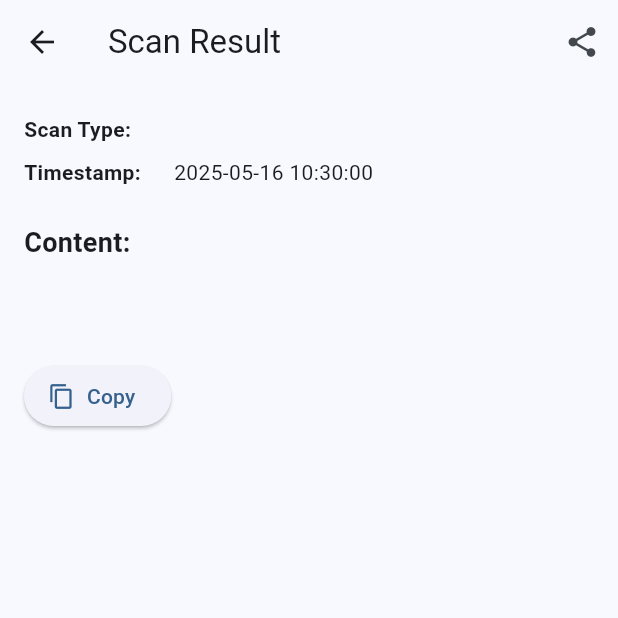
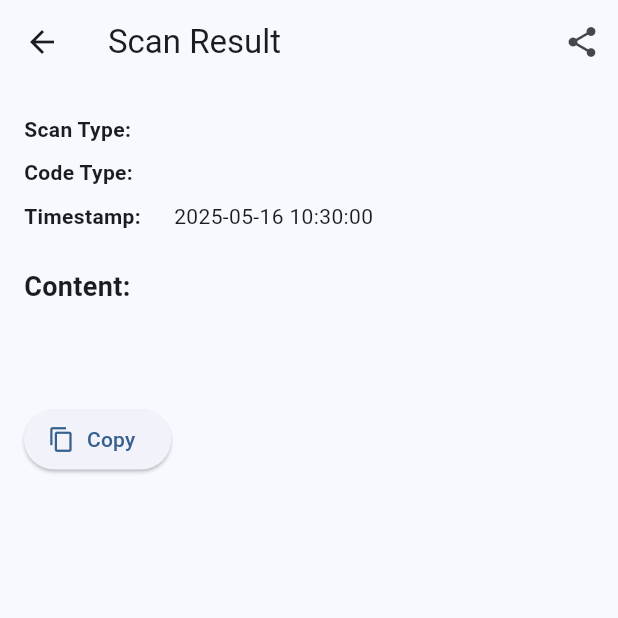
Before and after one commit to bilalparray/qr_scanner_generator, a Flutter app: the ScanResultScreen screen opened directly with empty values, on a phone screen of 412 x 824 dp, the top half of it. Run offline on Flutter 3.47's test engine with Material 3 defaults, Android fonts, the phone set to English and light mode, and no system bars; our stand-ins replace barcode_widget, flutter_contacts, flutter_dotenv, hive, hive_flutter, image_picker and 4 more; missing offline and left inert: add_2_calendar, google_mlkit_barcode_scanning, mobile_scanner, wifi_iot; accounts and stored records are empty.

Commit message:
scan modifed showing type of qr also

```diff
--- a/lib/screens/scan_result_screen.dart
+++ b/lib/screens/scan_result_screen.dart
@@ -13,12 +13,14 @@ import 'package:intl/intl.dart';
 class ScanResultScreen extends StatelessWidget {
   final String content;
   final String format;
+  final String type;
   final DateTime timestamp;
 
   const ScanResultScreen({
     super.key,
     required this.content,
     required this.format,
+    required this.type,
     required this.timestamp,
   });
 
@@ -346,7 +348,9 @@ class ScanResultScreen extends StatelessWidget {
         actions: [
           IconButton(
             icon: const Icon(Icons.share),
-            onPressed: () => Share.share(content),
+            onPressed: () => SharePlus.instance.share(ShareParams(
+              text: content,
+            )),
           ),
         ],
       ),
@@ -355,9 +359,18 @@ class ScanResultScreen extends StatelessWidget {
         child: Column(
           crossAxisAlignment: CrossAxisAlignment.start,
           children: [
-            _buildInfoRow('Scan Type', format),
-            _buildInfoRow('Timestamp',
-                DateFormat('yyyy-MM-dd HH:mm:ss').format(timestamp)),
+            _buildInfoRow(
+              'Scan Type',
+              format,
+            ),
+            _buildInfoRow(
+              'Code Type',
+              type,
+            ),
+            _buildInfoRow(
+              'Timestamp',
+              DateFormat('yyyy-MM-dd HH:mm:ss').format(timestamp),
+            ),
             const SizedBox(height: 20),
             const Text(
               'Content:',
@@ -388,7 +401,10 @@ class ScanResultScreen extends StatelessWidget {
     );
   }
 
-  Widget _buildInfoRow(String title, String value) {
+  Widget _buildInfoRow(
+    String title,
+    String value,
+  ) {
     return Padding(
       padding: const EdgeInsets.symmetric(vertical: 4),
       child: Row(
```
Also changed, not shown: lib/screens/scan_screen.dart (+13 -0 lines), lib/widgets/code_bottom_sheet.dart (+6 -3 lines).
